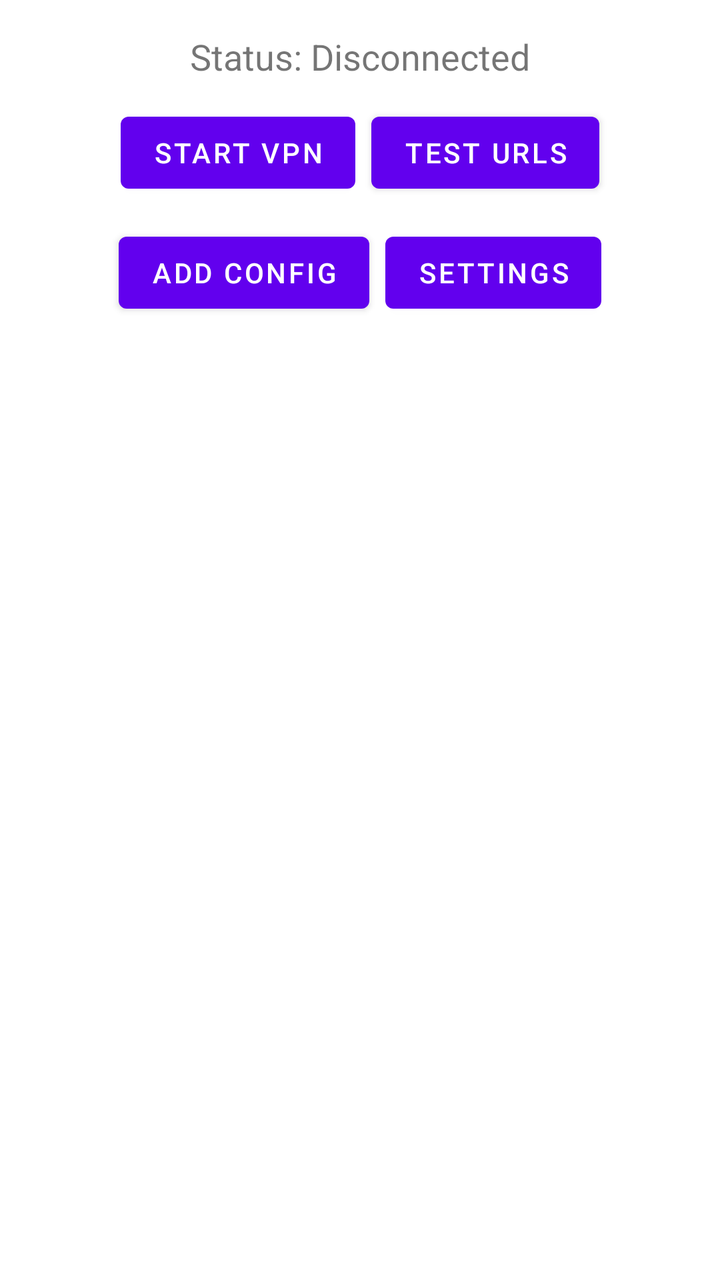
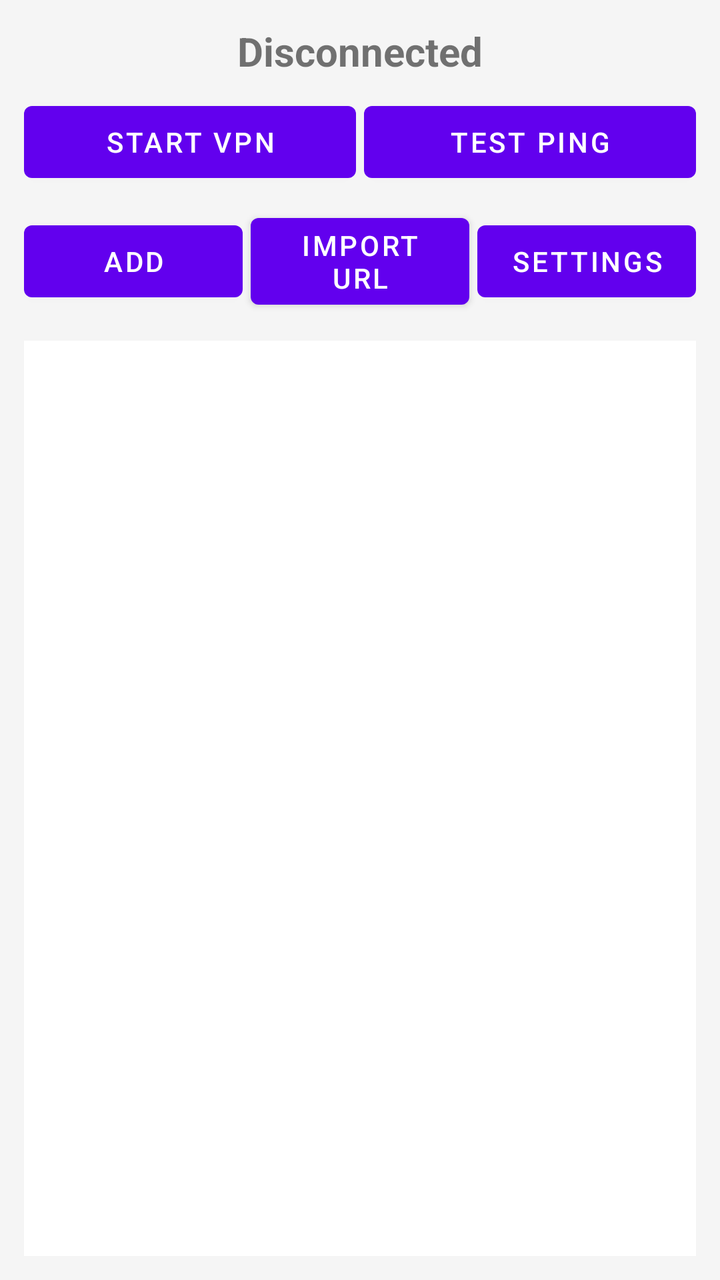

Compare the two renders of this Android layout. The source of the first and the diff that turns it into the second are given below.
<!-- AndroidManifest.xml: application theme Theme.VPNClient -->
<!-- res/layout/activity_main.xml -->
<?xml version="1.0" encoding="utf-8"?>
<LinearLayout xmlns:android="http://schemas.android.com/apk/res/android"
    android:layout_width="match_parent"
    android:layout_height="match_parent"
    android:orientation="vertical"
    android:padding="16dp">

    <TextView
        android:id="@+id/statusText"
        android:layout_width="wrap_content"
        android:layout_height="wrap_content"
        android:text="Status: Disconnected"
        android:textSize="18sp"
        android:layout_gravity="center_horizontal"
        android:layout_marginBottom="12dp" />

    <LinearLayout
        android:layout_width="match_parent"
        android:layout_height="wrap_content"
        android:orientation="horizontal"
        android:gravity="center"
        android:layout_marginBottom="12dp">

        <Button
            android:id="@+id/startButton"
            android:layout_width="wrap_content"
            android:layout_height="wrap_content"
            android:text="Start VPN"
            android:layout_marginEnd="8dp" />

        <Button
            android:id="@+id/testButton"
            android:layout_width="wrap_content"
            android:layout_height="wrap_content"
            android:text="Test URLs" />
    </LinearLayout>

    <LinearLayout
        android:layout_width="match_parent"
        android:layout_height="wrap_content"
        android:orientation="horizontal"
        android:gravity="center"
        android:layout_marginBottom="12dp">

        <Button
            android:id="@+id/addButton"
            android:layout_width="wrap_content"
            android:layout_height="wrap_content"
            android:text="Add Config"
            android:layout_marginEnd="8dp" />

        <Button
            android:id="@+id/settingsButton"
            android:layout_width="wrap_content"
            android:layout_height="wrap_content"
            android:text="Settings" />
    </LinearLayout>

    <androidx.recyclerview.widget.RecyclerView
        android:id="@+id/recyclerView"
        android:layout_width="match_parent"
        android:layout_height="0dp"
        android:layout_weight="1" />

</LinearLayout>
<!-- resources referenced by this layout -->
<resources>
  <style name="Theme.VPNClient" parent="Theme.MaterialComponents.DayNight.NoActionBar" />
</resources>

<!-- the commit's change to res/layout/activity_main.xml (unified diff, before → after) -->
@@ -3,36 +3,40 @@
     android:layout_width="match_parent"
     android:layout_height="match_parent"
     android:orientation="vertical"
-    android:padding="16dp">
+    android:padding="12dp"
+    android:background="#F5F5F5">
 
     <TextView
         android:id="@+id/statusText"
         android:layout_width="wrap_content"
         android:layout_height="wrap_content"
-        android:text="Status: Disconnected"
-        android:textSize="18sp"
+        android:text="Disconnected"
+        android:textSize="20sp"
+        android:textStyle="bold"
         android:layout_gravity="center_horizontal"
-        android:layout_marginBottom="12dp" />
+        android:layout_marginBottom="8dp" />
 
     <LinearLayout
         android:layout_width="match_parent"
         android:layout_height="wrap_content"
         android:orientation="horizontal"
         android:gravity="center"
-        android:layout_marginBottom="12dp">
+        android:layout_marginBottom="8dp">
 
         <Button
             android:id="@+id/startButton"
-            android:layout_width="wrap_content"
+            android:layout_width="0dp"
             android:layout_height="wrap_content"
+            android:layout_weight="1"
             android:text="Start VPN"
-            android:layout_marginEnd="8dp" />
+            android:layout_marginEnd="4dp" />
 
         <Button
             android:id="@+id/testButton"
-            android:layout_width="wrap_content"
+            android:layout_width="0dp"
             android:layout_height="wrap_content"
-            android:text="Test URLs" />
+            android:layout_weight="1"
+            android:text="Test Ping" />
     </LinearLayout>
 
     <LinearLayout
@@ -44,15 +48,25 @@
 
         <Button
             android:id="@+id/addButton"
-            android:layout_width="wrap_content"
+            android:layout_width="0dp"
             android:layout_height="wrap_content"
-            android:text="Add Config"
-            android:layout_marginEnd="8dp" />
+            android:layout_weight="1"
+            android:text="Add"
+            android:layout_marginEnd="4dp" />
+
+        <Button
+            android:id="@+id/importButton"
+            android:layout_width="0dp"
+            android:layout_height="wrap_content"
+            android:layout_weight="1"
+            android:text="Import URL"
+            android:layout_marginEnd="4dp" />
 
         <Button
             android:id="@+id/settingsButton"
-            android:layout_width="wrap_content"
+            android:layout_width="0dp"
             android:layout_height="wrap_content"
+            android:layout_weight="1"
             android:text="Settings" />
     </LinearLayout>
 
@@ -60,6 +74,7 @@
         android:id="@+id/recyclerView"
         android:layout_width="match_parent"
         android:layout_height="0dp"
-        android:layout_weight="1" />
+        android:layout_weight="1"
+        android:background="#FFFFFF" />
 
 </LinearLayout>
